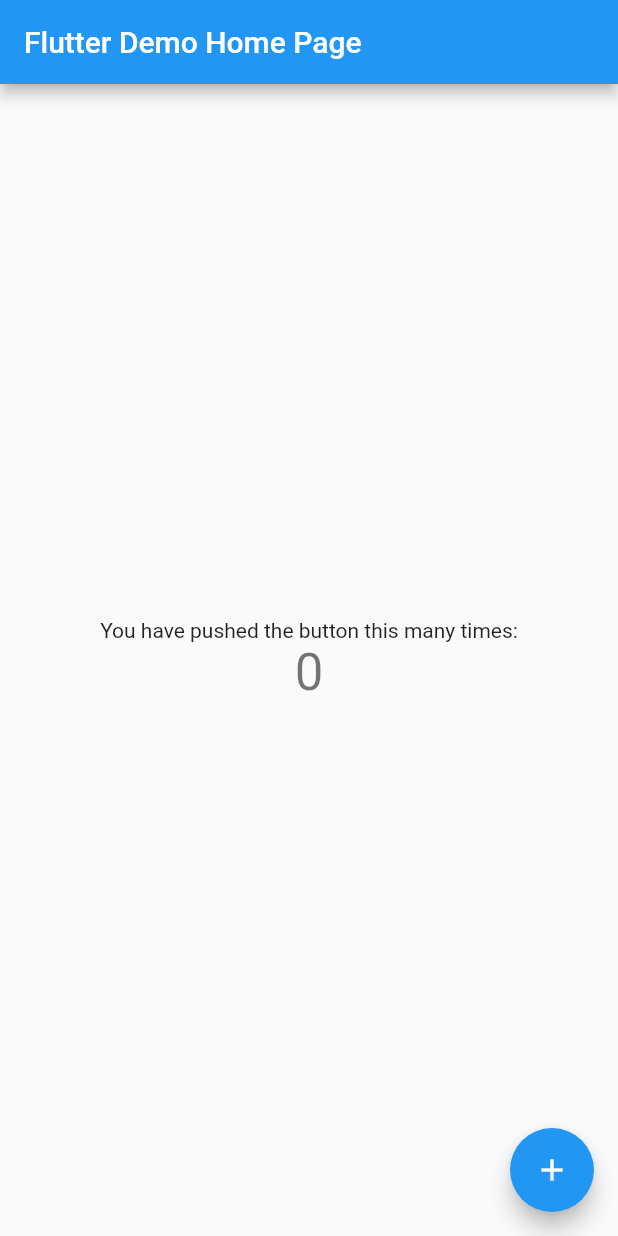
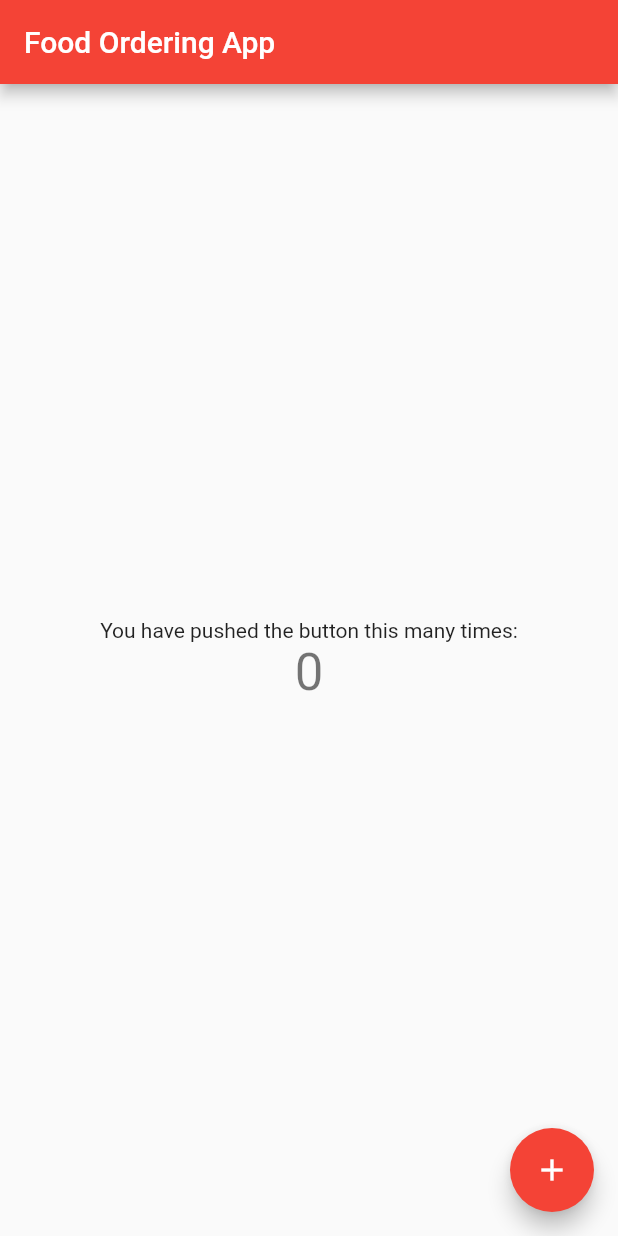
Before and after one commit to hackernewbie/FoodOrdering, a Flutter app: the screen it shows after launch, on a phone screen of 412 x 824 dp. Run offline on Flutter 3.47's test engine with Material 2 defaults, Android fonts, the phone set to English and light mode, and no system bars.

Commit message:
Another change, just like that.

```diff
--- a/lib/main.dart
+++ b/lib/main.dart
@@ -20,13 +20,13 @@ class MyApp extends StatelessWidget {
         // or simply save your changes to "hot reload" in a Flutter IDE).
         // Notice that the counter didn't reset back to zero; the application
         // is not restarted.
-        primarySwatch: Colors.blue,
+        primarySwatch: Colors.red,
         // This makes the visual density adapt to the platform that you run
         // the app on. For desktop platforms, the controls will be smaller and
         // closer together (more dense) than on mobile platforms.
         visualDensity: VisualDensity.adaptivePlatformDensity,
       ),
-      home: MyHomePage(title: 'Flutter Demo Home Page'),
+      home: MyHomePage(title: 'Food Ordering App'),
     );
   }
 }
```
